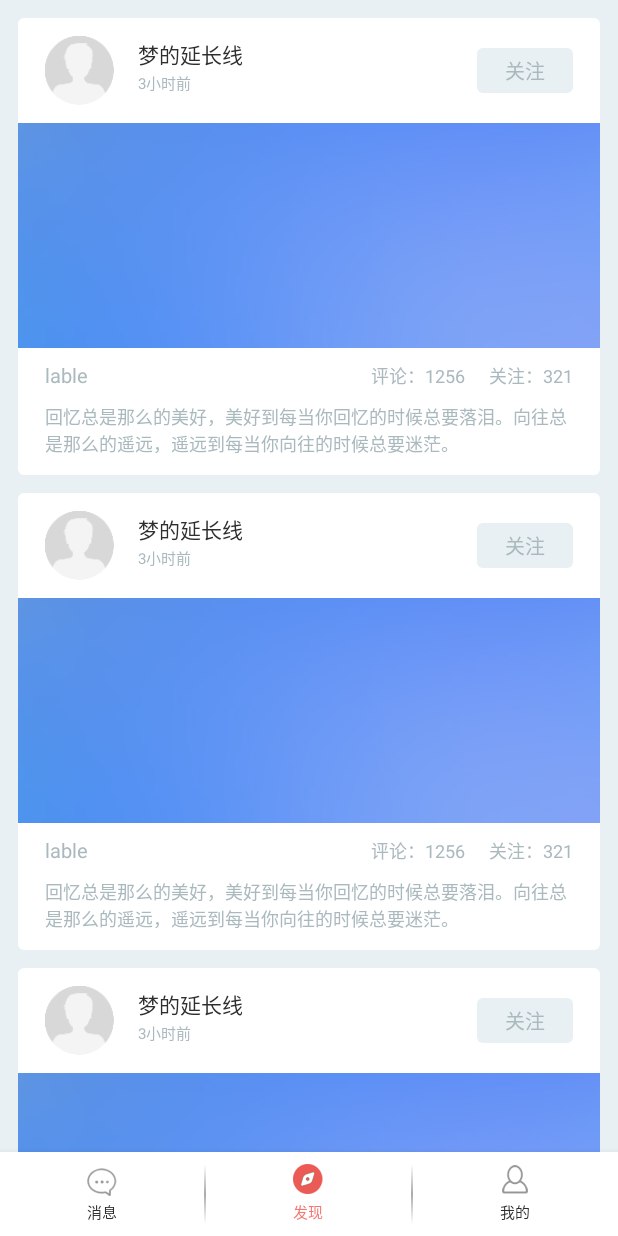
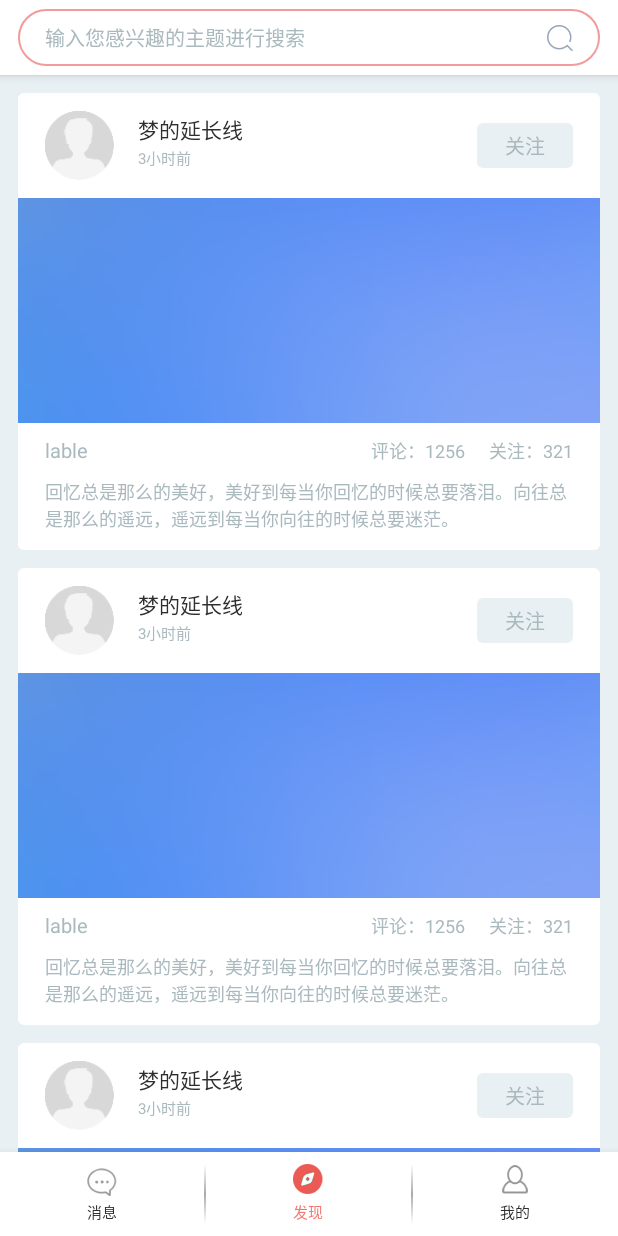
Before and after one commit to Tracy-MacGrady/MyModularization, an Android app: the MainFindFragment screen opened directly, with no data from a screen before it, on a phone screen of 412 x 824 dp. Run offline under Robolectric (Android 15) with nearby library versions, the phone set to English and light mode, and no system bars; libraries missing offline, so code that uses them is left out: com.umeng.analytics; 2 statements that could not run were skipped.

Commit message:
update project

```diff
--- a/settings.gradle
+++ b/settings.gradle
@@ -1,2 +1,2 @@
-include ':toughenlib', ':toughen', ':mqttlib', ':httplib', ':apk_update_lib'
+include ':toughenlib', ':toughen', ':mqttlib', ':httplib', ':apk_update_lib', ':test'
 include ':downloadlibrary'
--- a/toughen/src/main/AndroidManifest.xml
+++ b/toughen/src/main/AndroidManifest.xml
@@ -32,7 +32,7 @@
             android:name=".activity.MainActivity"
             android:configChanges="screenLayout|keyboard|orientation"
             android:screenOrientation="portrait"
-            android:windowSoftInputMode="stateAlwaysHidden" />
+            android:windowSoftInputMode="stateAlwaysHidden|adjustPan" />
         <activity
             android:name=".activity.LoginActivity"
             android:configChanges="screenLayout|keyboard|orientation"
--- a/toughen/src/main/java/com/zx/toughen/fragment/MainFindFragment.java
+++ b/toughen/src/main/java/com/zx/toughen/fragment/MainFindFragment.java
@@ -1,23 +1,30 @@
 package com.zx.toughen.fragment;
 
 import android.content.Context;
+import android.inputmethodservice.InputMethodService;
 import android.os.Bundle;
 import android.support.annotation.Nullable;
 import android.support.v4.widget.SwipeRefreshLayout;
 import android.support.v7.widget.LinearLayoutManager;
 import android.support.v7.widget.RecyclerView;
+import android.util.Log;
 import android.view.LayoutInflater;
 import android.view.View;
 import android.view.ViewGroup;
 
+import com.toughen.libs.tools.AppUtils;
 import com.zx.toughen.R;
 import com.zx.toughen.adapter.NewsAdapter;
 import com.zx.toughen.base.BaseFragment;
+import com.zx.toughen.view.MySearchEditTextView;
+
+import java.lang.reflect.InvocationTargetException;
+import java.lang.reflect.Method;
 
 /**
  * Created by 李健健 on 2017/2/27.
  */
-public class MainFindFragment extends BaseFragment {
+public class MainFindFragment extends BaseFragment implements MySearchEditTextView.OnSearchListener {
     public static MainFindFragment newInstance() {
 
         Bundle args = new Bundle();
@@ -27,6 +34,7 @@ public class MainFindFragment extends BaseFragment {
         return fragment;
     }
 
+    private MySearchEditTextView searchEdit;
     private RecyclerView recyclerView;
     private SwipeRefreshLayout swipeRefreshLayout;
     private NewsAdapter adapter;
@@ -48,7 +56,14 @@ public class MainFindFragment extends BaseFragment {
     }
 
     @Override
+    public void onDetach() {
+        super.onDetach();
+        if (swipeRefreshLayout != null) swipeRefreshLayout.requestFocus();
+    }
+
+    @Override
     public void initView() {
+        searchEdit = view.findViewById(R.id.search_edittext);
         recyclerView = view.findViewById(R.id.recyclerview);
         swipeRefreshLayout = view.findViewById(R.id.swiperefreshlayout);
         adapter = new NewsAdapter(getContext());
@@ -58,6 +73,7 @@ public class MainFindFragment extends BaseFragment {
 
     @Override
     public void setListener() {
+        searchEdit.setSearchListener(this);
         swipeRefreshLayout.setOnRefreshListener(refreshListener);
         recyclerView.addOnScrollListener(recyclerViewScrollListener);
     }
@@ -79,4 +95,11 @@ public class MainFindFragment extends BaseFragment {
             super.onScrolled(recyclerView, dx, dy);
         }
     };
+
+    @Override
+    public void toSearch(String searchTipValue) {
+        Log.e("bbbbbbbb" + System.currentTimeMillis(), "dffadfsfadsf" + searchTipValue);
+        AppUtils.getInstance().hideKeyboard(getActivity(), searchEdit);
+        swipeRefreshLayout.requestFocus();
+    }
 }
--- /dev/null
+++ b/toughen/src/main/java/com/zx/toughen/view/MySearchEditTextView.java
@@ -0,0 +1,88 @@
+package com.zx.toughen.view;
+
+import android.content.Context;
+import android.content.res.ColorStateList;
+import android.content.res.TypedArray;
+import android.graphics.Color;
+import android.support.v4.content.res.TypedArrayUtils;
+import android.support.v7.widget.AppCompatEditText;
+import android.util.AttributeSet;
+import android.util.Log;
+import android.util.TypedValue;
+import android.view.KeyEvent;
+import android.view.View;
+import android.widget.EditText;
+import android.widget.ImageView;
+import android.widget.RelativeLayout;
+
+import com.zx.toughen.R;
+
+public class MySearchEditTextView extends RelativeLayout implements View.OnKeyListener, View.OnClickListener {
+    private OnSearchListener listener;
+    private ImageView searchImgView;
+    private EditText editText;
+
+    public MySearchEditTextView(Context context) {
+        super(context);
+        init();
+    }
+
+    public MySearchEditTextView(Context context, AttributeSet attrs) {
+        super(context, attrs);
+        init();
+        TypedArray array = context.obtainStyledAttributes(attrs, R.styleable.MySearchEditTextView);
+        editText.setTextColor(array.getColor(R.styleable.MySearchEditTextView_text_color, 0));
+        editText.setHintTextColor(array.getColor(R.styleable.MySearchEditTextView_text_hint_color, 0));
+        int dimen = array.getDimensionPixelSize(R.styleable.MySearchEditTextView_text_size, 0);
+        editText.setTextSize(TypedValue.COMPLEX_UNIT_PX, array.getDimensionPixelSize(R.styleable.MySearchEditTextView_text_size, 0));
+        editText.setText(array.getString(R.styleable.MySearchEditTextView_text));
+        editText.setHint(array.getString(R.styleable.MySearchEditTextView_text_hint));
+        array.recycle();
+    }
+
+    public MySearchEditTextView(Context context, AttributeSet attrs, int defStyleAttr) {
+        super(context, attrs, defStyleAttr);
+        init();
+        TypedArray array = context.obtainStyledAttributes(attrs, R.styleable.MySearchEditTextView, defStyleAttr, 0);
+        editText.setTextColor(array.getColor(R.styleable.MySearchEditTextView_text_color, 0));
+        editText.setHintTextColor(array.getColor(R.styleable.MySearchEditTextView_text_hint_color, 0));
+        editText.setTextSize(array.getDimension(R.styleable.MySearchEditTextView_text_size, 0));
+        editText.setText(array.getString(R.styleable.MySearchEditTextView_text));
+        editText.setHint(array.getString(R.styleable.MySearchEditTextView_text_hint));
+        array.recycle();
+
+    }
+
+    private void init() {
+        View.inflate(getContext(), R.layout.view_search_edittext, this);
+        searchImgView = findViewById(R.id.search_imgview);
+        editText = findViewById(R.id.search_view);
+        searchImgView.setOnClickListener(this);
+    }
+
+    @Override
+    public boolean onKey(View v, int keyCode, KeyEvent event) {
+        if (keyCode == KeyEvent.KEYCODE_ENTER && event.getAction() == KeyEvent.ACTION_UP) {
+            if (listener != null) listener.toSearch(editText.getText().toString());
+            return true;
+        }
+        return false;
+    }
+
+    public void setSearchListener(OnSearchListener searchListener) {
+        this.listener = searchListener;
+    }
+
+    @Override
+    public void onClick(View v) {
+        switch (v.getId()) {
+            case R.id.search_imgview:
+                if (listener != null) listener.toSearch(editText.getText().toString());
+                break;
+        }
+    }
+
+    public interface OnSearchListener {
+        void toSearch(String searchTipValue);
+    }
+}
--- /dev/null
+++ b/toughen/src/main/res/drawable/selector_top_search_edit_view_bg.xml
@@ -0,0 +1,17 @@
+<?xml version="1.0" encoding="utf-8"?>
+<selector xmlns:android="http://schemas.android.com/apk/res/android">
+    <item android:state_focused="false">
+        <shape>
+            <corners android:radius="@dimen/view_height_titlebar" />
+            <solid android:color="@color/color_transparent" />
+            <stroke android:width="@dimen/view_height_line" android:color="@color/color_f39b9c" />
+        </shape>
+    </item>
+    <item android:state_focused="true">
+        <shape>
+            <corners android:radius="@dimen/view_height_titlebar" />
+            <solid android:color="@color/color_transparent" />
+            <stroke android:width="@dimen/view_height_line" android:color="@color/color_f57773" />
+        </shape>
+    </item>
+</selector>
--- a/toughen/src/main/res/layout/layout_main_find_ui.xml
+++ b/toughen/src/main/res/layout/layout_main_find_ui.xml
@@ -1,13 +1,37 @@
 <?xml version="1.0" encoding="utf-8"?>
-<LinearLayout xmlns:android="http://schemas.android.com/apk/res/android"
+<android.support.design.widget.CoordinatorLayout xmlns:android="http://schemas.android.com/apk/res/android"
+    xmlns:app="http://schemas.android.com/apk/res-auto"
     android:layout_width="match_parent"
     android:layout_height="match_parent"
-    android:orientation="vertical">
+    android:layout_alignParentRight="true">
+
+    <android.support.design.widget.AppBarLayout
+        android:layout_width="match_parent"
+        android:layout_height="@dimen/view_height_titlebar"
+        android:background="@color/color_white">
+
+        <com.zx.toughen.view.MySearchEditTextView
+            android:id="@+id/search_edittext"
+            android:layout_width="match_parent"
+            android:layout_height="match_parent"
+            android:layout_marginBottom="@dimen/margin_s"
+            android:layout_marginLeft="@dimen/padding_xl"
+            android:layout_marginRight="@dimen/padding_xl"
+            android:layout_marginTop="@dimen/margin_s"
+            android:background="@drawable/selector_top_search_edit_view_bg"
+            android:paddingLeft="@dimen/padding_xxl"
+            app:layout_scrollFlags="scroll|enterAlways"
+            app:text_color="@color/color_2e2e2e"
+            app:text_hint="@string/find_top_search_hintval"
+            app:text_hint_color="@color/color_aab9be"
+            app:text_size="@dimen/text_size_40px" />
+    </android.support.design.widget.AppBarLayout>
 
     <android.support.v4.widget.SwipeRefreshLayout
         android:id="@+id/swiperefreshlayout"
         android:layout_width="match_parent"
-        android:layout_height="wrap_content">
+        android:layout_height="wrap_content"
+        app:layout_behavior="@string/appbar_scrolling_view_behavior">
 
         <android.support.v7.widget.RecyclerView
             android:id="@+id/recyclerview"
@@ -19,4 +43,4 @@
             android:scrollbars="none" />
     </android.support.v4.widget.SwipeRefreshLayout>
 
-</LinearLayout>
+</android.support.design.widget.CoordinatorLayout>
--- /dev/null
+++ b/toughen/src/main/res/layout/view_search_edittext.xml
@@ -0,0 +1,27 @@
+<?xml version="1.0" encoding="utf-8"?>
+<RelativeLayout xmlns:android="http://schemas.android.com/apk/res/android"
+    android:layout_width="match_parent"
+    android:layout_height="match_parent">
+
+    <ImageView
+        android:id="@+id/search_imgview"
+        android:layout_width="wrap_content"
+        android:layout_height="match_parent"
+        android:layout_alignParentRight="true"
+        android:paddingLeft="@dimen/padding_xxl"
+        android:paddingRight="@dimen/padding_xxl"
+        android:scaleType="center"
+        android:src="@drawable/icon_search" />
+
+    <EditText
+        android:id="@+id/search_view"
+        android:layout_width="match_parent"
+        android:layout_height="match_parent"
+        android:layout_toLeftOf="@id/search_imgview"
+        android:background="@color/color_transparent"
+        android:ellipsize="end"
+        android:imeOptions="actionSearch"
+        android:inputType="text"
+        android:maxLines="1"
+        android:paddingRight="3dp" />
+</RelativeLayout>
--- a/toughen/src/main/res/values/dimens.xml
+++ b/toughen/src/main/res/values/dimens.xml
@@ -1,5 +1,8 @@
 <resources>
     <!--text size value-->
+    <dimen name="text_size_20px">7sp</dimen>
+    <dimen name="text_size_24px">8sp</dimen>
+    <dimen name="text_size_28px">9sp</dimen>
     <dimen name="text_size_30px">10sp</dimen>
     <dimen name="text_size_36px">12sp</dimen>
     <dimen name="text_size_40px">13sp</dimen>
@@ -10,6 +13,7 @@
     <dimen name="text_size_75px">25sp</dimen>
     <dimen name="text_size_90px">30sp</dimen>
     <!--margin value-->
+    <dimen name="margin_s">6dp</dimen>
     <dimen name="margin_l">8dp</dimen>
     <dimen name="margin_xl">16dp</dimen>
     <dimen name="margin_xxl">24dp</dimen>
--- a/toughen/src/main/res/values/strings.xml
+++ b/toughen/src/main/res/values/strings.xml
@@ -53,4 +53,5 @@
     <string name="logout">退出登录</string>
     <string name="username_value">用户名</string>
     <string name="user_login_value">账户登录</string>
+    <string name="find_top_search_hintval">输入您感兴趣的主题进行搜索</string>
 </resources>
```
Also changed, not shown: test/src/main/java/com/toughen/test/MyCustomViewGroup.java (added, +56 -0 lines), toughen/src/main/java/com/zx/toughen/activity/LoginActivity.java (+26 -20 lines), toughen/src/main/res/values/attrs.xml (+7 -0 lines), toughenlib/src/main/java/com/toughen/libs/tools/AppUtils.java (+9 -0 lines), toughen/src/main/res/drawable-xxhdpi/icon_search.png (added).
